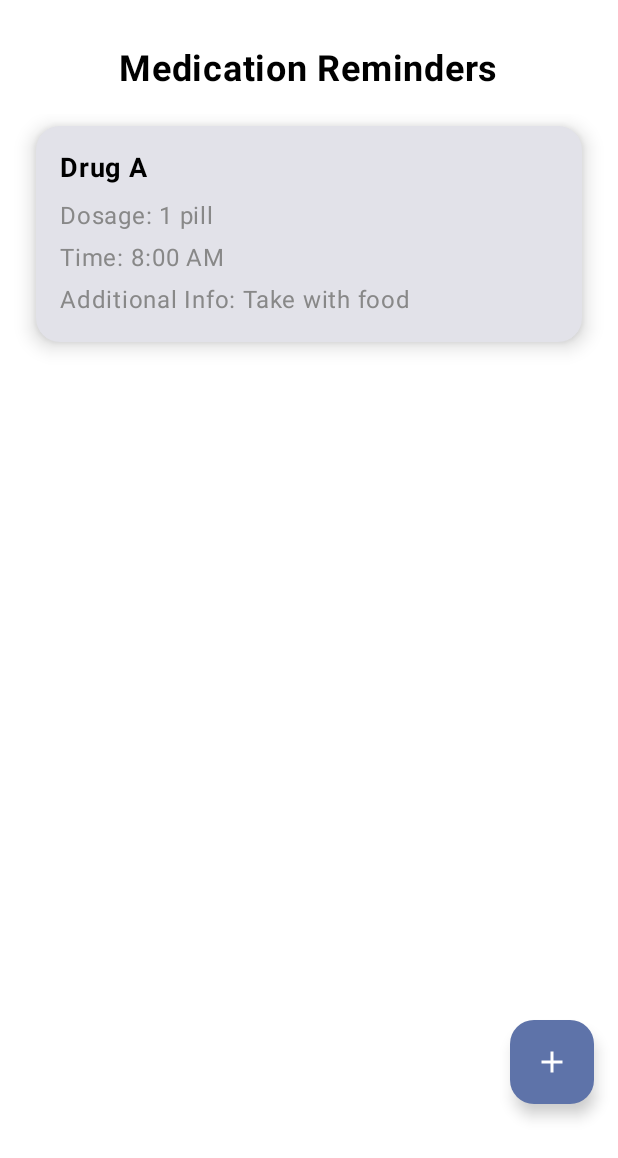
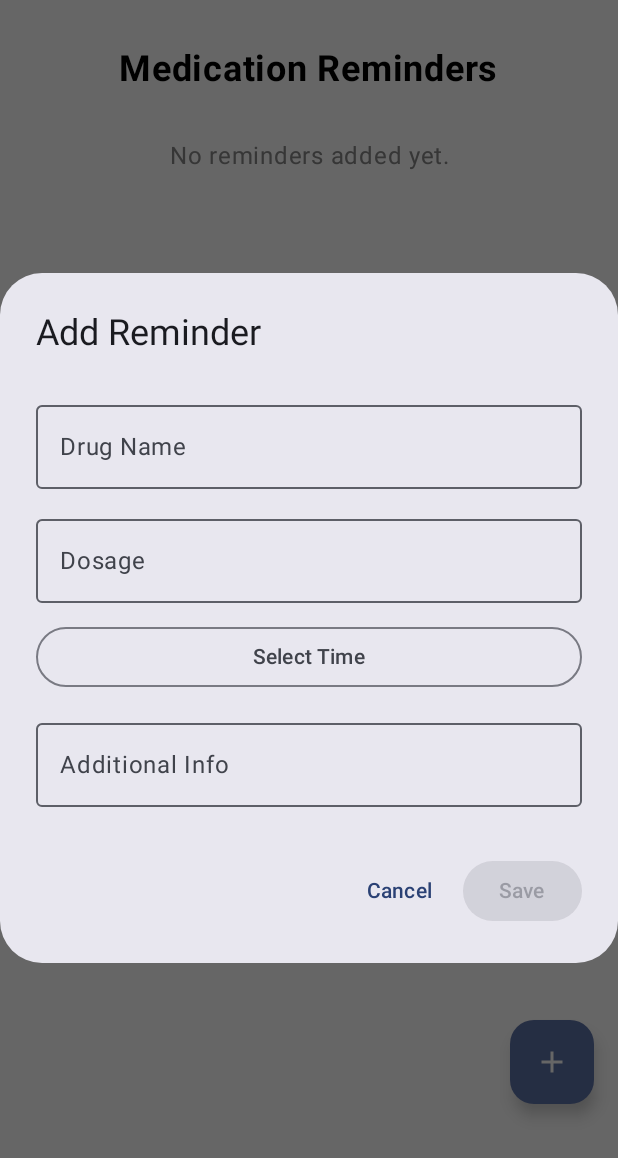
Before and after one commit to ReMed-ucsc/patient, an Android app built with Jetpack Compose: the composable ReminderScreen shown on its own in the app's theme, after a tap on "Add Reminder", on a phone screen of 412 x 824 dp. Shown: the top 1158 px of the screen. Run offline under Robolectric (Android 15) with nearby library versions, the phone set to English and light mode, and no system bars; our stand-ins replace Room's generated code.

Commit message:
Reminder adding feature added

```diff
--- a/app/src/main/AndroidManifest.xml
+++ b/app/src/main/AndroidManifest.xml
@@ -8,6 +8,7 @@
 
     <application
         android:allowBackup="true"
+        android:name=".MainApplication"
         android:dataExtractionRules="@xml/data_extraction_rules"
         android:fullBackupContent="@xml/backup_rules"
         android:icon="@mipmap/ic_launcher"
--- a/app/src/main/java/com/example/remed/MainActivity.kt
+++ b/app/src/main/java/com/example/remed/MainActivity.kt
@@ -12,7 +12,9 @@ import androidx.lifecycle.ViewModelProvider
 import com.example.remed.navigation.graph.RootNavGraph
 import com.example.remed.ui.theme.ReMedTheme
 import com.google.android.libraries.places.api.Places
+import dagger.hilt.android.HiltAndroidApp
 
+@HiltAndroidApp
 class MainActivity : ComponentActivity() {
     override fun onCreate(savedInstanceState: Bundle?) {
         super.onCreate(savedInstanceState)
--- /dev/null
+++ b/app/src/main/java/com/example/remed/models/ReminderViewModel.kt
@@ -0,0 +1,24 @@
+package com.example.remed.models
+
+import android.app.Application
+import androidx.lifecycle.AndroidViewModel
+import androidx.lifecycle.LiveData
+import androidx.lifecycle.viewModelScope
+import androidx.room.Room
+import com.example.remed.MainApplication
+import com.example.remed.database.Reminder
+import kotlinx.coroutines.flow.Flow
+import kotlinx.coroutines.launch
+
+class ReminderViewModel(application: Application) : AndroidViewModel(application) {
+
+    private val reminderDao = MainApplication.reminderDatabase.reminderDao()
+
+    fun getAllReminders(): LiveData<List<Reminder>> = reminderDao.getAllReminders()
+
+    fun insertReminder(reminder: Reminder) {
+        viewModelScope.launch {
+            reminderDao.insertReminder(reminder)
+        }
+    }
+}
--- a/app/src/main/java/com/example/remed/navigation/graph/MainNavGraph.kt
+++ b/app/src/main/java/com/example/remed/navigation/graph/MainNavGraph.kt
@@ -8,6 +8,7 @@ import androidx.navigation.compose.NavHost
 import androidx.navigation.compose.composable
 import com.example.remed.models.AuthViewModel
 import com.example.remed.models.OrderViewModel
+import com.example.remed.models.ReminderViewModel
 import com.example.remed.navigation.Graph
 import com.example.remed.navigation.MainRouteScreens
 import com.example.remed.screens.DashboardScreen
@@ -33,7 +34,8 @@ fun MainNavGraph(
             DashboardScreen(navController = rootNavController)
         }
         composable(route = MainRouteScreens.Reminder.route) {
-            ReminderScreen(navController = rootNavController)
+            val reminderViewModel: ReminderViewModel = viewModel()
+            ReminderScreen(navController = rootNavController, viewModel = reminderViewModel)
         }
         composable(route = MainRouteScreens.History.route) {
             val orderViewModel: OrderViewModel = viewModel()
--- a/app/src/main/java/com/example/remed/screens/ReminderScreen.kt
+++ b/app/src/main/java/com/example/remed/screens/ReminderScreen.kt
@@ -1,5 +1,7 @@
 package com.example.remed.screens
 
+import android.os.Build
+import androidx.annotation.RequiresApi
 import androidx.compose.foundation.background
 import androidx.compose.foundation.layout.*
 import androidx.compose.foundation.shape.RoundedCornerShape
@@ -16,25 +18,31 @@ import androidx.compose.foundation.lazy.LazyColumn
 import androidx.compose.foundation.lazy.items
 import androidx.compose.ui.text.font.FontWeight
 import androidx.compose.ui.text.style.TextAlign
+import androidx.compose.ui.window.Dialog
+import androidx.hilt.navigation.compose.hiltViewModel
 import androidx.navigation.NavController
+import com.example.remed.database.Reminder
+import com.example.remed.models.ReminderViewModel
+import java.time.LocalTime
+import java.time.format.DateTimeFormatter
 
+@RequiresApi(Build.VERSION_CODES.O)
 @Composable
-fun ReminderScreen(navController: NavController) {
+fun ReminderScreen(navController: NavController, viewModel: ReminderViewModel = hiltViewModel()) {
     var reminders by remember { mutableStateOf(listOf<Reminder>()) }
+    var showDialog by remember { mutableStateOf(false) }
+
+    LaunchedEffect(Unit) {
+        viewModel.getAllReminders().observeForever { dbReminders ->
+            reminders = dbReminders
+        }
+    }
 
     Scaffold(
         floatingActionButton = {
             FloatingActionButton(
-                onClick = {
-                // Add logic to add new reminder
-                val newReminder = Reminder(
-                    drugName = "Drug A",
-                    dosage = "1 pill",
-                    time = "8:00 AM",
-                    additionalInfo = "Take with food"
-                )
-                reminders = reminders + newReminder
-            }, modifier = Modifier.padding(bottom = 72.dp)
+                onClick = { showDialog = true },
+                modifier = Modifier.padding(bottom = 72.dp)
             ) {
                 Icon(imageVector = Icons.Default.Add, contentDescription = "Add Reminder")
             }
@@ -78,6 +86,147 @@ fun ReminderScreen(navController: NavController) {
             }
         }
     )
+
+    if (showDialog) {
+        AddReminderDialog(
+            onDismiss = { showDialog = false },
+            onSave = { reminder ->
+                viewModel.insertReminder(reminder)
+                showDialog = false
+            }
+        )
+    }
+}
+
+@RequiresApi(Build.VERSION_CODES.O)
+@OptIn(ExperimentalMaterial3Api::class)
+@Composable
+fun AddReminderDialog(onDismiss: () -> Unit, onSave: (Reminder) -> Unit) {
+    var drugName by remember { mutableStateOf("") }
+    var dosage by remember { mutableStateOf("") }
+    var additionalInfo by remember { mutableStateOf("") }
+
+    // Time picker state
+    var showTimePicker by remember { mutableStateOf(false) }
+    val timePickerState = rememberTimePickerState()
+    var selectedTime by remember { mutableStateOf("") }
+
+    AlertDialog(
+        onDismissRequest = onDismiss,
+        title = { Text("Add Reminder") },
+        text = {
+            Column(
+                modifier = Modifier
+                    .fillMaxWidth()
+                    .padding(vertical = 8.dp),
+                verticalArrangement = Arrangement.spacedBy(12.dp)
+            ) {
+                OutlinedTextField(
+                    value = drugName,
+                    onValueChange = { drugName = it },
+                    label = { Text("Drug Name") },
+                    modifier = Modifier.fillMaxWidth()
+                )
+
+                OutlinedTextField(
+                    value = dosage,
+                    onValueChange = { dosage = it },
+                    label = { Text("Dosage") },
+                    modifier = Modifier.fillMaxWidth()
+                )
+
+                // Time selector button
+                OutlinedButton(
+                    onClick = { showTimePicker = true },
+                    modifier = Modifier.fillMaxWidth()
+                ) {
+                    Text(if (selectedTime.isNotEmpty()) "Time: $selectedTime" else "Select Time")
+                }
+
+                OutlinedTextField(
+                    value = additionalInfo,
+                    onValueChange = { additionalInfo = it },
+                    label = { Text("Additional Info") },
+                    modifier = Modifier.fillMaxWidth()
+                )
+            }
+        },
+        confirmButton = {
+            Button(
+                onClick = {
+                    val reminder = Reminder(
+                        drugName = drugName,
+                        dosage = dosage,
+                        time = selectedTime,
+                        additionalInfo = additionalInfo
+                    )
+                    onSave(reminder)
+                },
+                enabled = drugName.isNotEmpty() && dosage.isNotEmpty() && selectedTime.isNotEmpty()
+            ) {
+                Text("Save")
+            }
+        },
+        dismissButton = {
+            TextButton(onClick = onDismiss) {
+                Text("Cancel")
+            }
+        }
+    )
+
+    // Time Picker Dialog
+    if (showTimePicker) {
+        Dialog(onDismissRequest = { showTimePicker = false }) {
+            Surface(
+                shape = MaterialTheme.shapes.medium,
+                tonalElevation = 8.dp,
+                modifier = Modifier.padding(16.dp)
+            ) {
+                Column(
+                    modifier = Modifier.padding(16.dp),
+                    horizontalAlignment = Alignment.CenterHorizontally
+                ) {
+                    Text(
+                        text = "Select Time",
+                        style = MaterialTheme.typography.titleLarge,
+                        modifier = Modifier.padding(bottom = 16.dp)
+                    )
+
+                    TimePicker(state = timePickerState)
+
+                    Row(
+                        modifier = Modifier
+                            .fillMaxWidth()
+                            .padding(top = 16.dp),
+                        horizontalArrangement = Arrangement.End
+                    ) {
+                        TextButton(
+                            onClick = { showTimePicker = false }
+                        ) {
+                            Text("Cancel")
+                        }
+
+                        Spacer(modifier = Modifier.width(8.dp))
+
+                        Button(
+                            onClick = {
+                                // Format time as string (e.g., "8:30 AM")
+                                val hour = timePickerState.hour
+                                val minute = timePickerState.minute
+                                val localTime = LocalTime.of(hour, minute)
+                                selectedTime = localTime.format(
+                                    DateTimeFormatter.ofPattern("h:mm a")
+                                )
+                                showTimePicker = false
+                            }
+                        ) {
+                            Text("OK")
+                        }
+                    }
+                }
+            }
+        }
+    }
 }
 
 @Composable
@@ -121,16 +270,3 @@ fun ReminderCard(reminder: Reminder) {
         }
     }
 }
-
-data class Reminder(
-    val drugName: String,
-    val dosage: String,
-    val time: String,
-    val additionalInfo: String
-)
-
-// @Preview(showBackground = true)
-// @Composable
-// fun ReminderScreenPreview() {
-//     ReminderScreen(navController = /* Provide NavController here */)
-// }
--- a/build.gradle.kts
+++ b/build.gradle.kts
@@ -2,4 +2,6 @@
 plugins {
     alias(libs.plugins.android.application) apply false
     alias(libs.plugins.jetbrains.kotlin.android) apply false
+    alias(libs.plugins.compose.compiler) apply false
+    id("com.google.devtools.ksp") version "2.0.21-1.0.27" apply false
 }
```
Also changed, not shown: app/build.gradle.kts (+9 -0 lines), app/src/main/java/com/example/remed/MainApplication.kt (added, +20 -0 lines), app/src/main/java/com/example/remed/database/Reminder.kt (added, +14 -0 lines), app/src/main/java/com/example/remed/database/ReminderDao.kt (added, +17 -0 lines), app/src/main/java/com/example/remed/database/ReminderDatabase.kt (added, +12 -0 lines), gradle/libs.versions.toml (+13 -1 lines).
